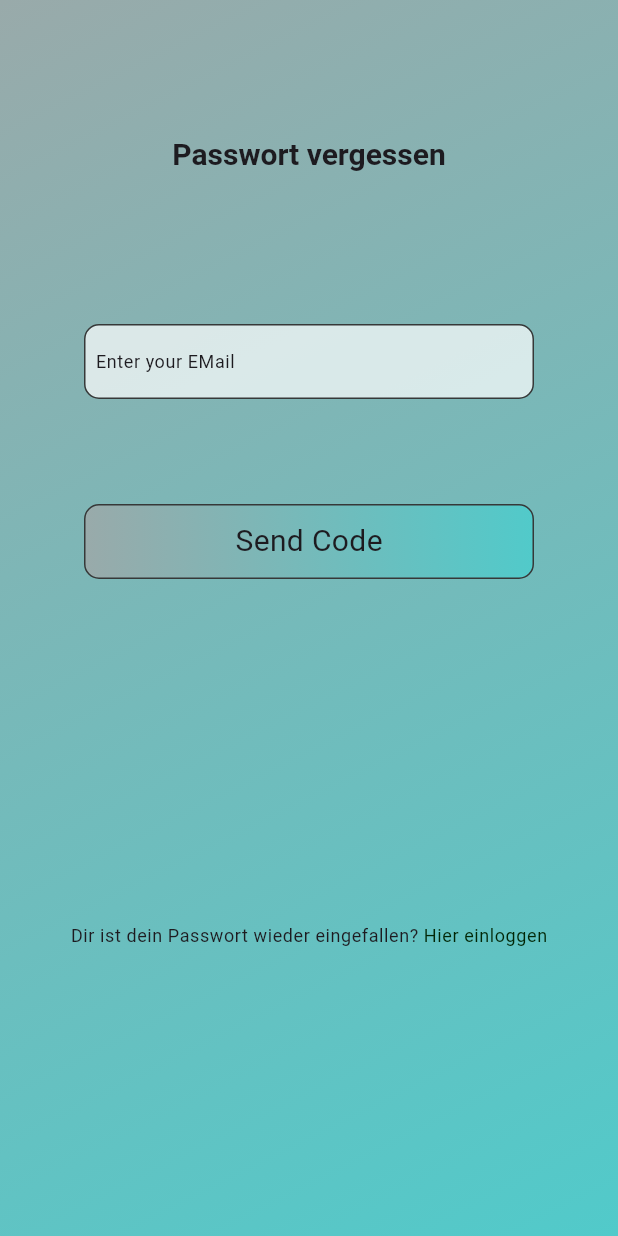
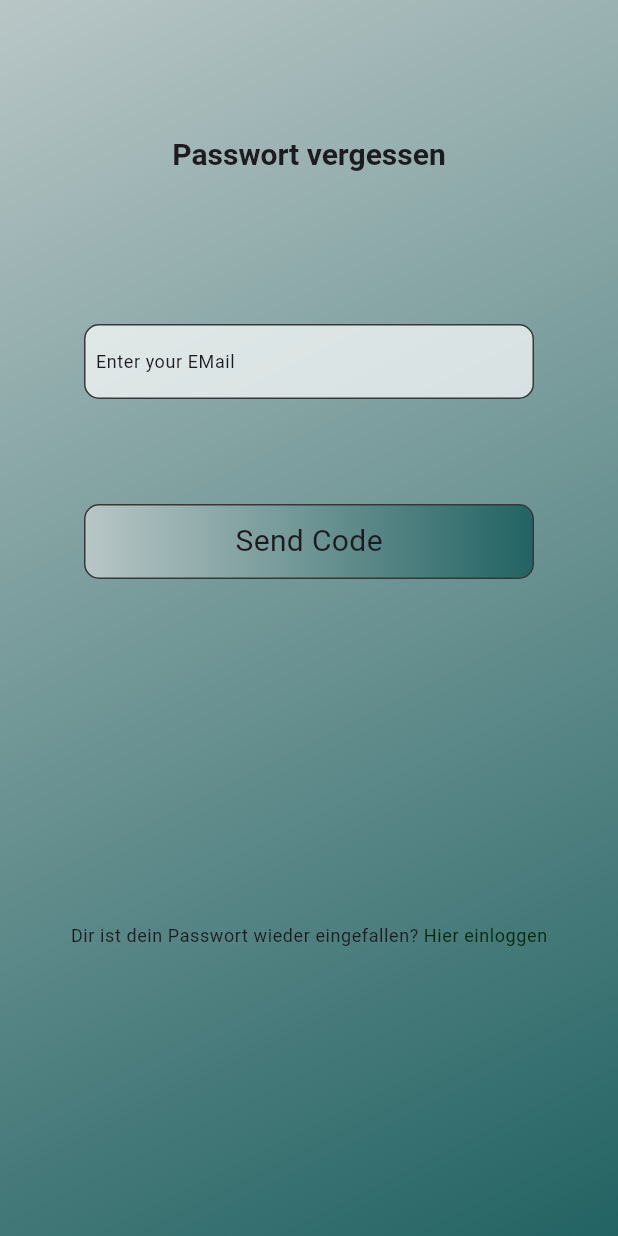
Before and after one commit to AkademieDirk/mam_projekt_v1, a Flutter app: the PasswordRenew screen opened directly, on a phone screen of 412 x 824 dp. Run offline on Flutter 3.47's test engine with Material 3 defaults, Android fonts, the phone set to English and light mode, and no system bars; our stand-ins replace flutter_social_button, font_awesome_flutter; Roboto replaces fonts that are missing (Urbanist).

Commit message:
images  and Background Gradient switched

```diff
--- a/lib/config/colors/colors.dart
+++ b/lib/config/colors/colors.dart
@@ -2,8 +2,8 @@ import 'package:flutter/material.dart';
 
 const Color greenText = Color.fromARGB(255, 23, 217, 210);
 const Color darkgreenText = Color.fromARGB(255, 1, 38, 6);
-const Color backgroundGradientStartColor = Color.fromARGB(255, 153, 170, 170);
-const Color backgroundGradientEndColor = Color.fromARGB(255, 81, 202, 202);
+const Color backgroundGradientStartColor = Color.fromARGB(255, 185, 198, 198);
+const Color backgroundGradientEndColor = Color.fromARGB(255, 35, 99, 99);
 const Color buttonGradientStartColor = Color.fromARGB(255, 107, 117, 117);
 const Color buttonGradientEndColor = Color.fromARGB(255, 136, 177, 177);
 const Color objectsdarkColor = Color.fromARGB(255, 5, 42, 16);
--- a/lib/features/Muelltrennung/muell_trennung.dart
+++ b/lib/features/Muelltrennung/muell_trennung.dart
@@ -16,7 +16,7 @@ class Muelltrennung extends StatelessWidget {
         appBar: const BasicAppBar(
             title: "Was gehört wo rein?",
             canColorImagePath:
-                "assets/images/TrashCanColor/Fragezeichen_transparent.png",
+                "assets/images/TrashCanColor/Tonne_gruen_comic.png",
             textcolor: Colors.black),
         body: Container(
             width: double.infinity,
```
Also changed, not shown: assets/images/TrashCanColor/Tonne_gruen_comic.png (added).
